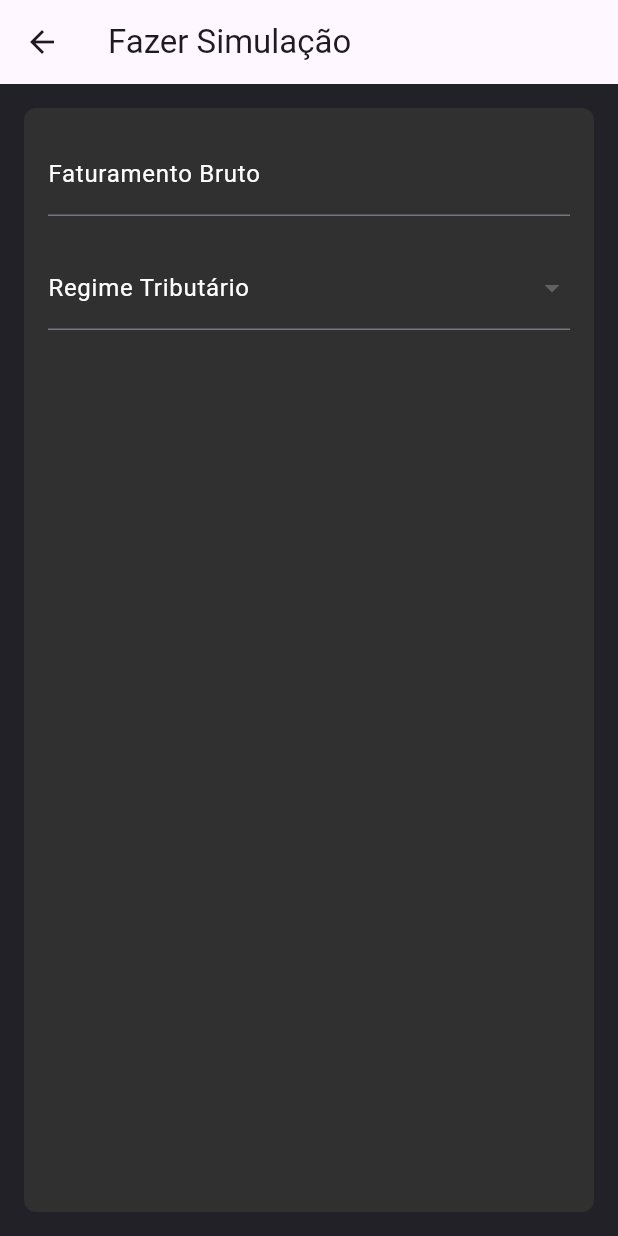
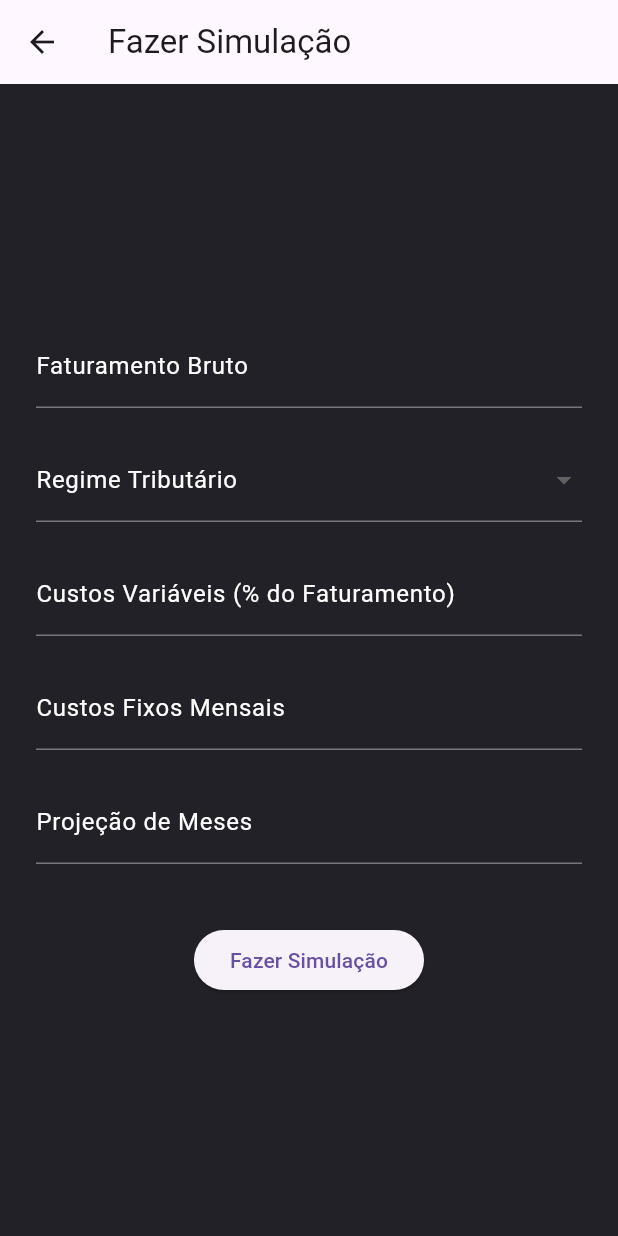
Before and after one commit to mateusmarcelino23/teste1, a Flutter app: the TelaSimulacao screen opened directly, on a phone screen of 412 x 824 dp. Run offline on Flutter 3.47's test engine with Material 3 defaults, Android fonts, the phone set to English and light mode, and no system bars.

Commit message:
feat: atualiza formulario e ajusta layout da tela
- Adiciona campos faltantes no formulario
- Corrige cores do dropdown via selectedItemBuilder
- Substitui container pela tela comum com padding

```diff
--- a/lib/screens/tela_simulacao.dart
+++ b/lib/screens/tela_simulacao.dart
@@ -26,53 +26,136 @@ class _SimulacaoState extends State<TelaSimulacao> {
 
       body: Center(
         // todos os elementos ficarão no centro da tela
-        child: Container(
-          // cria um container
-          padding: const EdgeInsets.all(
-            16.0,
-          ), // espaçamento dos elementos internos
-          margin: const EdgeInsets.all(
-            16.0,
-          ), // espaçamento entre container e elementos
-          decoration: BoxDecoration(
-            // estilo do container
-            color: Colors.grey[850], // cor do container
-            borderRadius: BorderRadius.circular(8.0), // borda do container
+        child: SingleChildScrollView(
+          child: Padding(
+            padding: const EdgeInsets.symmetric(
+              horizontal: 24.0,
             ),
 
             child: Column(
               // conteúdo do container é uma coluna
-            children: [ // todos os elementos da coluna
-              TextField( // campo de texto
-                style: TextStyle(color: Colors.white), //estilos do texto que é digitado pelo usuário
-                decoration: InputDecoration( // colocar decoração
-                  labelText: 'Faturamento Bruto', labelStyle: TextStyle(color: Colors.white)), // texto apresentado e estilo do texto
+              children: [
+                // todos os elementos da coluna
+                TextField(
+                  // campo de texto
+                  style: const TextStyle(
+                    color: Colors.white,
+                  ), //estilos do texto que é digitado pelo usuário
+                  decoration: InputDecoration(
+                    // colocar decoração
+                    labelText: 'Faturamento Bruto',
+                    labelStyle: TextStyle(color: Colors.white),
+                  ), // texto apresentado e estilo do texto
                 ),
 
-              SizedBox(height: 20), // distância entre um campo e outro no formulário
+                SizedBox(
+                  height: 20,
+                ), // distância entre um campo e outro no formulário
 
-              DropdownButtonFormField( // campo de seleção
-                style: TextStyle(color: Colors.white), // estilo da opção selecionado pelo usuário no campo
-                decoration: InputDecoration( // colocar decoração
-                  labelText: 'Regime Tributário', labelStyle: TextStyle(color: Colors.white)), //estilo das opções que aparecem para selecionar
+                DropdownButtonFormField(
+                  // campo de seleção
+                  style: TextStyle(
+                    color: Colors.white,
+                  ), // estilo da opção selecionado pelo usuário no campo
+                  decoration: InputDecoration(
+                    // colocar decoração
+                    labelText: 'Regime Tributário',
+                    labelStyle: TextStyle(color: Colors.white),
+                  ), //estilo das opções que aparecem para selecionar
+
+                  selectedItemBuilder: (BuildContext context) {
+                    // estilo do item no formulário quando ele for selecionado
+                    return [
+                      'Simples Nacional',
+                      'Lucro Presumido',
+                      'Lucro Real',
+                    ].map((String texto) {
+                      // percorre as opções disponíveis, a string recebe cada item e "texto" é o nome dado ao item atual
+                      return Text(
+                        // cria o texto de cada opção
+                        texto, // transforma cada nome em um widget de texto
+                        style: TextStyle(
+                          color: Colors.white,
+                        ), // estilo do texto
+                      );
+                    }).toList(); // converte o resultado em uma lista
+                  },
 
                   items: [
                     DropdownMenuItem(
-                    value: 'simples', child: Text('Simples Nacional')),
+                      value: 'simples',
+                      child: Text(
+                        'Simples Nacional',
+                        style: TextStyle(color: Colors.black),
+                      ),
+                    ),
 
                     DropdownMenuItem(
-                    value: 'presumido', child: Text('Lucro Presumido')),
+                      value: 'presumido',
+                      child: Text(
+                        'Lucro Presumido',
+                        style: TextStyle(color: Colors.black),
+                      ),
+                    ),
 
-                  DropdownMenuItem(value: 'real', child: Text('Lucro Real')),
+                    DropdownMenuItem(
+                      value: 'real',
+                      child: Text(
+                        'Lucro Real',
+                        style: TextStyle(color: Colors.black),
+                      ),
+                    ),
                   ], // opções com seus valores e a forma escrita que o usuário vê
 
-                onChanged: (novoValor) { // a partir do momento que o usuário clicar em uma nova opção, ela vai ser escolhida como novo valor
-                  setState(() { // atualização do campo
-                    regimeSelecionado = novoValor; // variável do regime tributário se torna o novo valor selecionado
+                  onChanged: (novoValor) {
+                    // a partir do momento que o usuário clicar em uma nova opção, ela vai ser escolhida como novo valor
+                    setState(() {
+                      // atualização do campo
+                      regimeSelecionado =
+                          novoValor; // variável do regime tributário se torna o novo valor selecionado
                     });
                   },
                 ),
+
+                SizedBox(height: 20),
+
+                TextField(
+                  style: const TextStyle(color: Colors.white),
+                  decoration: InputDecoration(
+                    labelText: 'Custos Variáveis (% do Faturamento)',
+                    labelStyle: TextStyle(color: Colors.white),
+                  ),
+                ),
+
+                SizedBox(height: 20),
+
+                TextField(
+                  style: TextStyle(color: Colors.white),
+                  decoration: InputDecoration(
+                    labelText: 'Custos Fixos Mensais',
+                    labelStyle: TextStyle(color: Colors.white),
+                  ),
+                ),
+
+                SizedBox(height: 20),
+
+                TextField(
+                  style: TextStyle(color: Colors.white),
+                  decoration: InputDecoration(
+                    labelText: 'Projeção de Meses',
+                    labelStyle: TextStyle(color: Colors.white),
+                  ),
+                ),
+
+                SizedBox(height: 40),
+
+                ElevatedButton(
+                  onPressed: () {},
+
+                  child: const Text('Fazer Simulação'),
+                ),
               ],
+            ),
           ),
         ),
       ),
```
Lines whose indentation alone changed are shown as unchanged.
